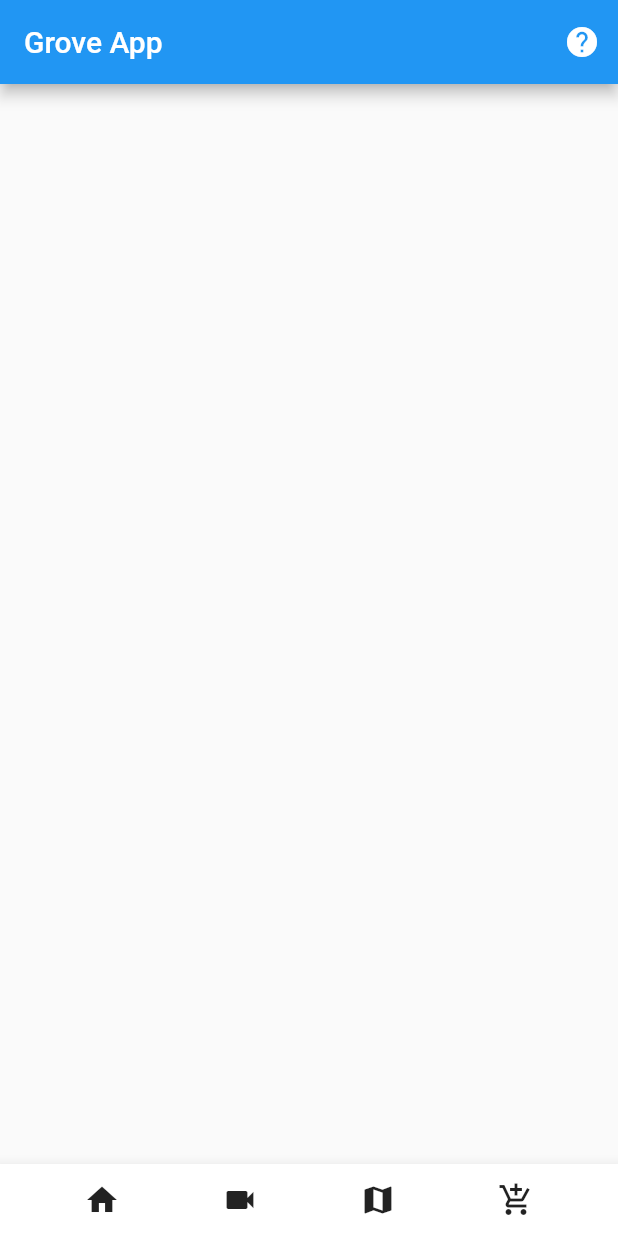
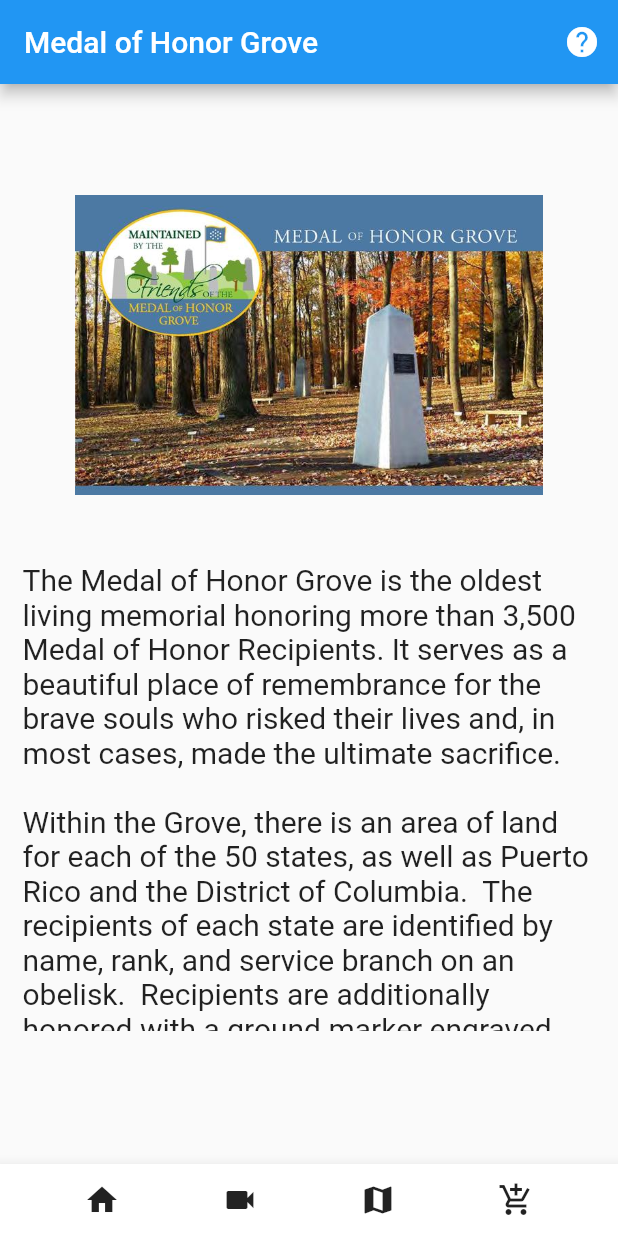
Before and after one commit to SaiVedagiri/Medal-of-Honor-Grove-App, a Flutter app: the screen it shows after launch, on a phone screen of 412 x 824 dp. Run offline on Flutter 3.47's test engine with Material 2 defaults, Android fonts, the light colour scheme and no system bars; our stand-ins replace camera, firebase_database, flutter_tts, google_maps_flutter, location, shared_preferences and 1 more; missing offline and left inert: barcode_scan, share_extend; accounts and stored records are empty.

Commit message:
Push home page and video

```diff
--- a/grove_app/lib/main.dart
+++ b/grove_app/lib/main.dart
@@ -26,6 +26,7 @@
 var firebaseData;
 var scavengerData;
 var firstCamera;
+var videoId;
 
 Future<void> main() async {
   // Ensure that plugin services are initialized so that `availableCameras()`
@@ -46,7 +47,6 @@
   @override
   Widget build(BuildContext context) {
     return MaterialApp(
-        title: 'Grove App',
         theme: ThemeData(
           primarySwatch: Colors.blue,
           visualDensity: VisualDensity.adaptivePlatformDensity,
@@ -82,6 +82,9 @@
     });
     ref.child("Scavenger").once().then((DataSnapshot data) {
       scavengerData = data.value;
+    });
+    ref.child("videoId").once().then((DataSnapshot data) {
+      videoId = data.value;
     });
     prefs = await SharedPreferences.getInstance();
     if (prefs.getInt('treasureNum') == null) {
@@ -139,7 +142,7 @@
 
     return Scaffold(
       appBar: AppBar(
-        title: Text("Grove App"),
+        title: Text("Medal of Honor Grove"),
         actions: <Widget>[
           IconButton(
             icon: Icon(Icons.help),
@@ -158,7 +161,7 @@
                               decoration: TextDecoration.underline),
                         ),
                         TextSpan(
-                          text: 'Text goes here.\n',
+                          text: 'Read the basic information about the Medal of Honor Grove.\n',
                           style: TextStyle(fontSize: 20),
                         ),
                       ],
@@ -201,7 +204,31 @@
       body: Center(
         child: Column(
           mainAxisAlignment: MainAxisAlignment.center,
-          children: <Widget>[],
+          children: <Widget>[
+            Padding(
+                padding: const EdgeInsets.all(15.0),
+                child: Image(
+                  image: AssetImage('assets/brochure.jpg'),
+                  height: 200,
+                )),
+            Padding(
+              padding: const EdgeInsets.only(
+                  top: 30.0, bottom: 30.0, left: 15.0, right: 15.0),
+              child: ConstrainedBox(
+                constraints: BoxConstraints(maxHeight:  MediaQuery.of(context).size.height / 2.0 - 100),
+                child: SingleChildScrollView(
+                  child: Container(
+                    child: Text(
+                      'The Medal of Honor Grove is the oldest living memorial honoring more than 3,500 Medal of Honor Recipients. It serves as a beautiful place of remembrance for the brave souls who risked their lives and, in most cases, made the ultimate sacrifice.\n\nWithin the Grove, there is an area of land for each of the 50 states, as well as Puerto Rico and the District of Columbia.  The recipients of each state are identified by name, rank, and service branch on an obelisk.  Recipients are additionally honored with a ground marker engraved with their name, branch of service and the date and location of the act of valor.\n\nThe Grove is owned by Freedoms Foundation at Valley Forge and maintained by the FRIENDS of the MEDAL of HONOR GROVE.',
+                      style: TextStyle(
+                        fontSize: 20.0,
+                      ),
+                    ),
+                  ),
+                ),
+              ),
+            ),
+          ],
         ),
       ),
     );
@@ -227,7 +254,7 @@
   void initState() {
     super.initState();
     _controller = YoutubePlayerController(
-      initialVideoId: 'VDJOSB3bj2Q',
+      initialVideoId: videoId,
       flags: const YoutubePlayerFlags(
           mute: false,
           autoPlay: true,
@@ -324,14 +351,14 @@
                     TextSpan(
                       children: <TextSpan>[
                         TextSpan(
-                          text: 'Home Page\n',
+                          text: 'Video Page\n',
                           style: TextStyle(
                               fontSize: 20,
                               fontWeight: FontWeight.bold,
                               decoration: TextDecoration.underline),
                         ),
                         TextSpan(
-                          text: 'Text goes here.\n',
+                          text: 'Watch our video about the Medal of Honor Grove.\n',
                           style: TextStyle(fontSize: 20),
                         ),
                       ],
@@ -762,14 +789,14 @@
                     TextSpan(
                       children: <TextSpan>[
                         TextSpan(
-                          text: 'Home Page\n',
+                          text: 'Map Page\n',
                           style: TextStyle(
                               fontSize: 20,
                               fontWeight: FontWeight.bold,
                               decoration: TextDecoration.underline),
                         ),
                         TextSpan(
-                          text: 'Text goes here.\n',
+                          text: 'View a map with all labeled locations. Scan a QR code on a location to view the information. If you are close to the location, you will be alerted.\n',
                           style: TextStyle(fontSize: 20),
                         ),
                       ],
@@ -919,14 +946,14 @@
                     TextSpan(
                       children: <TextSpan>[
                         TextSpan(
-                          text: 'Home Page\n',
+                          text: 'Scavenger Hunt Page\n',
                           style: TextStyle(
                               fontSize: 20,
                               fontWeight: FontWeight.bold,
                               decoration: TextDecoration.underline),
                         ),
                         TextSpan(
-                          text: 'Text goes here.\n',
+                          text: 'Take part in a scavenger hunt to search for locations. When you find a location, scan the QR code and you will be given a new clue.\n',
                           style: TextStyle(fontSize: 20),
                         ),
                       ],
@@ -1061,9 +1088,10 @@
                         icon: Icon(Icons.refresh),
                         label: Text("Restart"),
                         onPressed: () async {
-                    setState((){
+                          setState(() {
                             prefs.setInt('treasureNum', 1);
-                      locationKey = scavengerData[prefs.getInt('treasureNum')];
+                            locationKey =
+                                scavengerData[prefs.getInt('treasureNum')];
                             locationData = firebaseData[locationKey];
                           });
                         }),
@@ -1093,7 +1121,7 @@
 
   initStateFunction() async {
     await flutterTts.setLanguage("en-US");
-    if(Platform.isIOS){
+    if (Platform.isIOS) {
       await flutterTts.setSpeechRate(0.5);
       await flutterTts.setVolume(1.0);
       await flutterTts.setPitch(1.0);
@@ -1148,14 +1176,14 @@
                     TextSpan(
                       children: <TextSpan>[
                         TextSpan(
-                          text: 'Home Page\n',
+                          text: 'Details Page\n',
                           style: TextStyle(
                               fontSize: 20,
                               fontWeight: FontWeight.bold,
                               decoration: TextDecoration.underline),
                         ),
                         TextSpan(
-                          text: 'Text goes here.\n',
+                          text: 'View the details of a location.\n',
                           style: TextStyle(fontSize: 20),
                         ),
                       ],
@@ -1273,14 +1301,14 @@
                     TextSpan(
                       children: <TextSpan>[
                         TextSpan(
-                          text: 'Home Page\n',
+                          text: 'Social Page\n',
                           style: TextStyle(
                               fontSize: 20,
                               fontWeight: FontWeight.bold,
                               decoration: TextDecoration.underline),
                         ),
                         TextSpan(
-                          text: 'Text goes here.\n',
+                          text: 'Share a location through your social media platforms.\n',
                           style: TextStyle(fontSize: 20),
                         ),
                       ],
```
Also changed, not shown: grove_app/assets/brochure.jpg (added), grove_app/pubspec.lock, 36 other files. Lines whose indentation alone changed are shown as unchanged.
